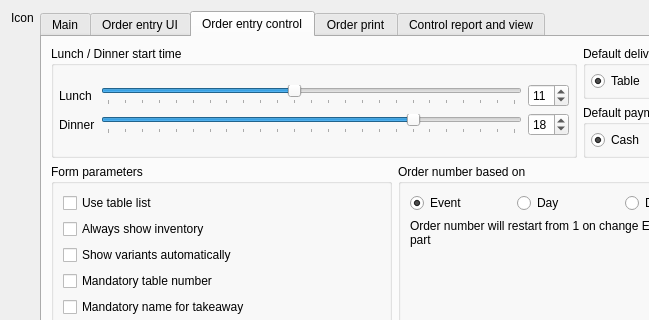
This is App/Ui/SettingsDialog.ui in paolodestefani/pySagra as Qt 5 draws it before an edit; both pictures show x 0 to 649 and y 0 to 320 of the 760 by 588 pixel window. The edited form follows.
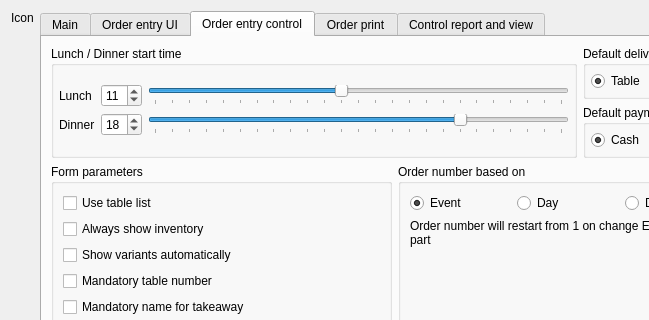
This is the edited form. The open tabs and pages were chosen to show the change. Custom widgets are drawn as their Qt base class.

```diff
--- a/App/Ui/SettingsDialog.ui
+++ b/App/Ui/SettingsDialog.ui
@@ -1059,7 +1059,7 @@
                   </property>
                  </widget>
                 </item>
-                <item row="1" column="1">
+                <item row="1" column="2">
                  <widget class="QSlider" name="horizontalSliderDinner">
                   <property name="maximum">
                    <number>24</number>
@@ -1095,26 +1095,6 @@
                  </widget>
                 </item>
                 <item row="0" column="2">
-                 <widget class="QSpinBox" name="spinBoxLunch">
-                  <property name="maximum">
-                   <number>24</number>
-                  </property>
-                  <property name="value">
-                   <number>11</number>
-                  </property>
-                 </widget>
-                </item>
-                <item row="1" column="2">
-                 <widget class="QSpinBox" name="spinBoxDinner">
-                  <property name="maximum">
-                   <number>24</number>
-                  </property>
-                  <property name="value">
-                   <number>18</number>
-                  </property>
-                 </widget>
-                </item>
-                <item row="0" column="1">
                  <widget class="QSlider" name="horizontalSliderLunch">
                   <property name="maximum">
                    <number>24</number>
@@ -1139,6 +1119,26 @@
                   </property>
                  </widget>
                 </item>
+                <item row="0" column="1">
+                 <widget class="QSpinBox" name="spinBoxLunch">
+                  <property name="maximum">
+                   <number>24</number>
+                  </property>
+                  <property name="value">
+                   <number>11</number>
+                  </property>
+                 </widget>
+                </item>
+                <item row="1" column="1">
+                 <widget class="QSpinBox" name="spinBoxDinner">
+                  <property name="maximum">
+                   <number>24</number>
+                  </property>
+                  <property name="value">
+                   <number>18</number>
+                  </property>
+                 </widget>
+                </item>
                </layout>
               </item>
              </layout>
```
Left out of the diff: 2 changed lines with no effect on the pictures.
